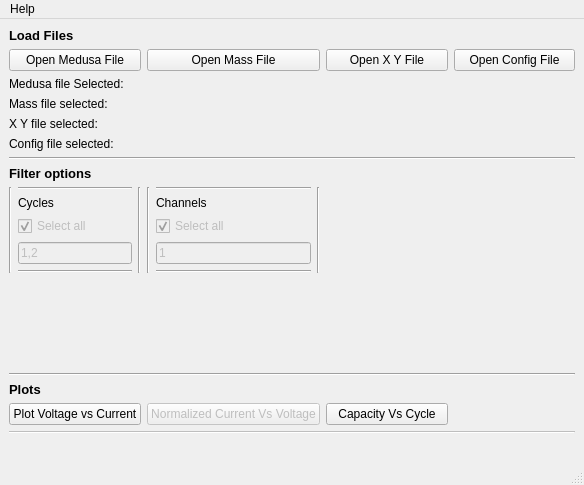
Above: karlie/view/app.ui from abdullahsumbal/data-analysis before the change. Below: the same form after it.
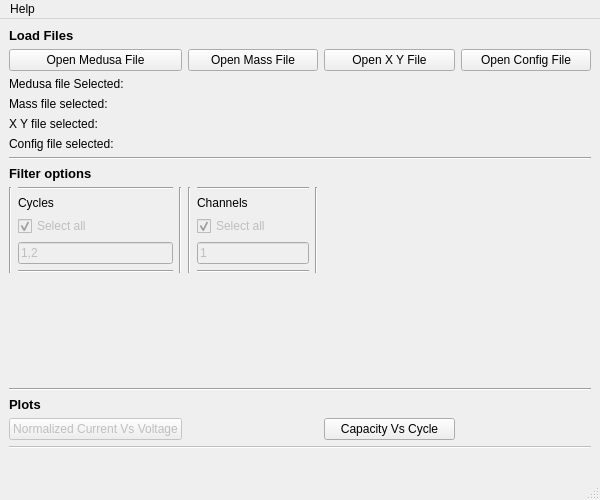
That is the form after the change.

Commit message: minor view changes and select cycles and channels

What changed in the file:
```diff
--- a/karlie/view/app.ui
+++ b/karlie/view/app.ui
@@ -9,8 +9,8 @@
    <rect>
     <x>0</x>
     <y>0</y>
-    <width>584</width>
-    <height>485</height>
+    <width>600</width>
+    <height>500</height>
    </rect>
   </property>
   <property name="windowTitle">
@@ -37,6 +37,16 @@
         </property>
        </widget>
       </item>
+      <item row="14" column="0">
+       <widget class="QPushButton" name="button_norm_curr_volt">
+        <property name="enabled">
+         <bool>false</bool>
+        </property>
+        <property name="text">
+         <string>Normalized Current Vs Voltage</string>
+        </property>
+       </widget>
+      </item>
       <item row="11" column="0">
        <spacer name="verticalSpacer">
         <property name="orientation">
@@ -126,23 +136,6 @@
         </property>
        </widget>
       </item>
-      <item row="14" column="0">
-       <widget class="QPushButton" name="plot_volt_cur_button">
-        <property name="text">
-         <string>Plot Voltage vs Current</string>
-        </property>
-       </widget>
-      </item>
-      <item row="14" column="1">
-       <widget class="QPushButton" name="button_norm_curr_volt">
-        <property name="enabled">
-         <bool>false</bool>
-        </property>
-        <property name="text">
-         <string>Normalized Current Vs Voltage</string>
-        </property>
-       </widget>
-      </item>
       <item row="9" column="0">
        <widget class="QLabel" name="label_3">
         <property name="font">
@@ -227,7 +220,7 @@
            <bool>false</bool>
           </property>
           <property name="inputMask">
-           <string>1,2</string>
+           <string/>
           </property>
           <property name="text">
            <string>1,2</string>
@@ -311,7 +304,7 @@
            <string>1</string>
           </property>
           <property name="placeholderText">
-           <string>Enter a Channel</string>
+           <string>Enter a Channel 1-64</string>
           </property>
          </widget>
         </item>
@@ -340,7 +333,7 @@
     <rect>
      <x>0</x>
      <y>0</y>
-     <width>584</width>
+     <width>600</width>
      <height>20</height>
     </rect>
    </property>
```
Left out of the diff: 65 changed lines with no effect on the pictures. The commit also changes 9 other files.
